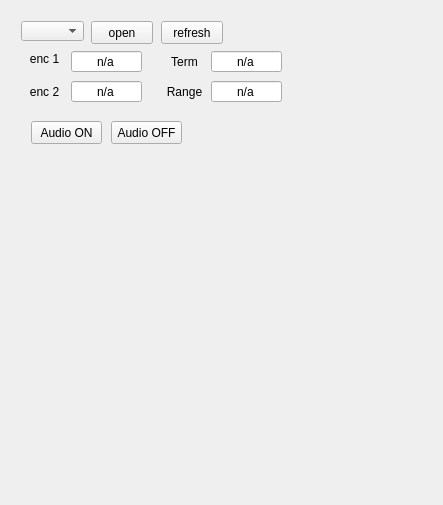
Before: the Qt Designer form mainwindow.ui in baradoid/polden-binoc-DesktopCtrl, drawn with Qt 5.
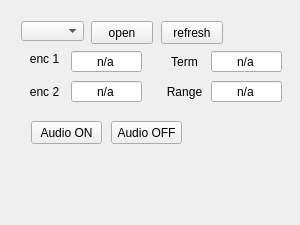
After: the same form once the commit is applied. Custom widgets are drawn as their Qt base class.

Commit message: правки в визуализацию

What changed in the file:
```diff
--- a/mainwindow.ui
+++ b/mainwindow.ui
@@ -6,8 +6,8 @@
    <rect>
     <x>0</x>
     <y>0</y>
-    <width>443</width>
-    <height>505</height>
+    <width>300</width>
+    <height>225</height>
    </rect>
   </property>
   <property name="minimumSize">
@@ -18,8 +18,8 @@
   </property>
   <property name="maximumSize">
    <size>
-    <width>1024</width>
-    <height>768</height>
+    <width>16777215</width>
+    <height>16777215</height>
    </size>
   </property>
   <property name="windowTitle">
```
Left out of the diff: 28 changed lines with no effect on the pictures. The commit also changes 2 other files.
